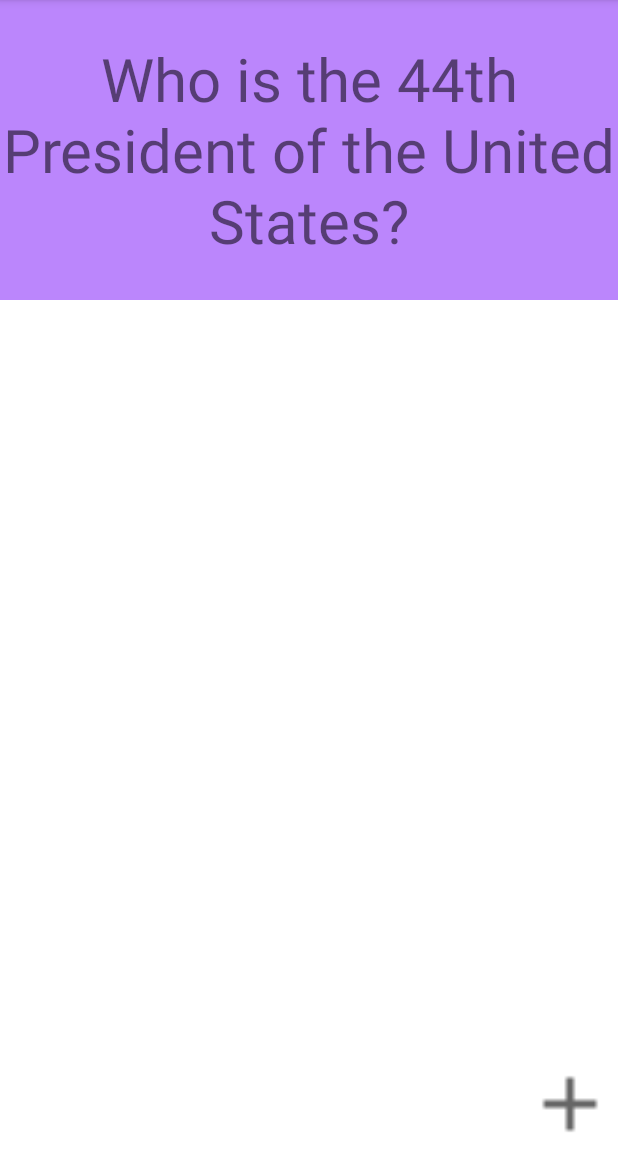
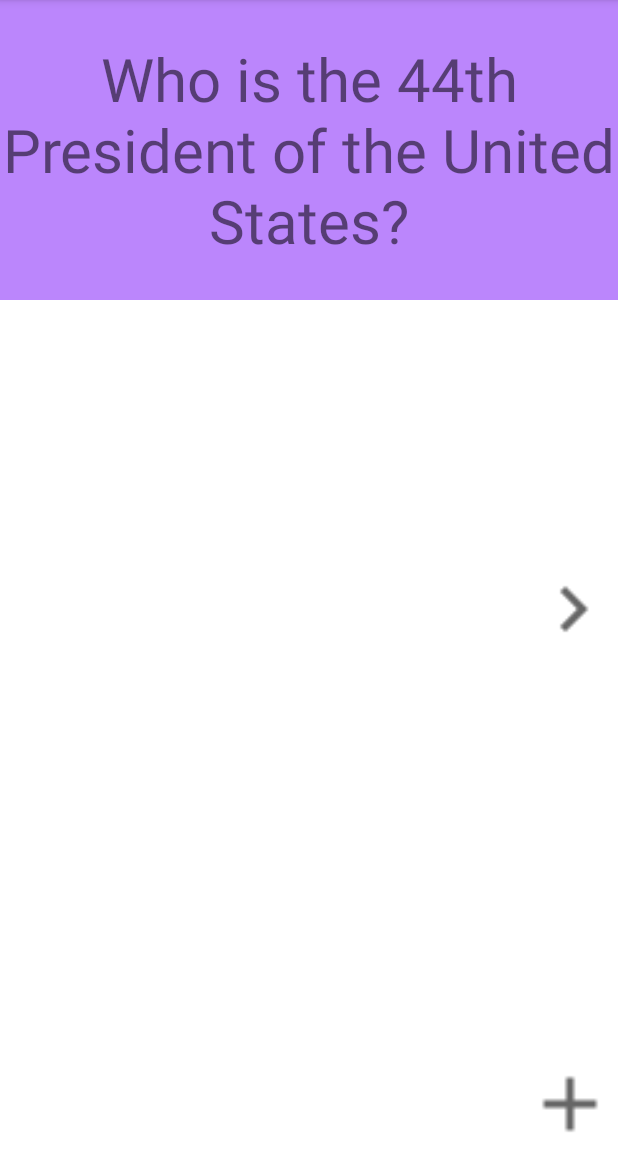
Before and after one commit to cwang5336/flashcard_app, an Android app: the screen it shows after launch (MainActivity), on a phone screen of 412 x 824 dp, the part 84-1236 px from its top. Run offline under Robolectric (Android 15) with nearby library versions, the phone set to English and light mode, and no system bars; our stand-ins replace Room's generated code.

Commit message:
added database for additional flashcards

```diff
--- a/app/build.gradle
+++ b/app/build.gradle
@@ -29,6 +29,10 @@ android {
 }
 
 dependencies {
+    def room_version = "2.2.6"
+
+    implementation "androidx.room:room-runtime:$room_version"
+    annotationProcessor "androidx.room:room-compiler:$room_version"
 
     implementation 'androidx.appcompat:appcompat:1.2.0'
     implementation 'com.google.android.material:material:1.3.0'
--- /dev/null
+++ b/app/src/main/java/com/example/flashcardapp/AppDatabase.java
@@ -0,0 +1,9 @@
+package com.example.flashcardapp;
+
+import androidx.room.Database;
+import androidx.room.RoomDatabase;
+
+@Database(entities = {Flashcard.class}, version = 3)
+public abstract class AppDatabase extends RoomDatabase {
+    public abstract FlashcardDao flashcardDao();
+}
--- /dev/null
+++ b/app/src/main/java/com/example/flashcardapp/FlashcardDao.java
@@ -0,0 +1,25 @@
+package com.example.flashcardapp;
+
+import androidx.room.Dao;
+import androidx.room.Delete;
+import androidx.room.Insert;
+import androidx.room.OnConflictStrategy;
+import androidx.room.Query;
+import androidx.room.Update;
+
+import java.util.List;
+
+@Dao
+public interface FlashcardDao {
+    @Query("SELECT * FROM flashcard")
+    List<Flashcard> getAll();
+
+    @Insert
+    void insertAll(Flashcard... flashcards);
+
+    @Delete
+    void delete(Flashcard flashcard);
+
+    @Update(onConflict = OnConflictStrategy.REPLACE)
+    void update(Flashcard flashcard);
+}
--- /dev/null
+++ b/app/src/main/java/com/example/flashcardapp/FlashcardDatabase.java
@@ -0,0 +1,50 @@
+package com.example.flashcardapp;
+
+import android.content.Context;
+import androidx.room.Room;
+import java.util.List;
+
+public class FlashcardDatabase {
+    private final AppDatabase db;
+
+    FlashcardDatabase(Context context) {
+        db = Room.databaseBuilder(context.getApplicationContext(),
+                AppDatabase.class, "flashcard-database")
+                .allowMainThreadQueries()
+                .fallbackToDestructiveMigration()
+                .build();
+    }
+
+    public void initFirstCard() {
+        if (db.flashcardDao().getAll().isEmpty()) {
+            insertCard(new Flashcard("Who is the 44th President of the United States", "Barack Obama"));
+        }
+    }
+
+    public List<Flashcard> getAllCards() {
+        return db.flashcardDao().getAll();
+    }
+
+    public void insertCard(Flashcard flashcard) {
+        db.flashcardDao().insertAll(flashcard);
+    }
+
+    public void deleteCard(String flashcardQuestion) {
+        List<Flashcard> allCards = db.flashcardDao().getAll();
+        for (Flashcard f : allCards) {
+            if (f.getQuestion().equals(flashcardQuestion)) {
+                db.flashcardDao().delete(f);
+            }
+        }
+    }
+
+    public void updateCard(Flashcard flashcard) {
+        db.flashcardDao().update(flashcard);
+    }
+
+    public void deleteAll() {
+        for (Flashcard f : db.flashcardDao().getAll()) {
+            db.flashcardDao().delete(f);
+        }
+    }
+}
--- a/app/src/main/java/com/example/flashcardapp/MainActivity.java
+++ b/app/src/main/java/com/example/flashcardapp/MainActivity.java
@@ -7,12 +7,25 @@ import android.os.Bundle;
 import android.view.View;
 import android.widget.TextView;
 
+import com.google.android.material.snackbar.Snackbar;
+
+import java.util.List;
+
 public class MainActivity extends AppCompatActivity {
+    int currentCardDisplayedIndex = 0;
 
     @Override
     protected void onCreate(Bundle savedInstanceState) {
         super.onCreate(savedInstanceState);
         setContentView(R.layout.activity_main);
+
+        flashcardDatabase = new FlashcardDatabase(getApplicationContext());
+        allFlashcards = flashcardDatabase.getAllCards();
+
+        if (allFlashcards != null && allFlashcards.size() > 0) {
+            ((TextView) findViewById(R.id.flashcard_question)).setText(allFlashcards.get(0).getQuestion());
+            ((TextView) findViewById(R.id.flashcard_answer)).setText(allFlashcards.get(0).getAnswer());
+        }
 
         //define the TextViews im using
         TextView flashcardAnswer = ((TextView) findViewById(R.id.flashcard_answer));
@@ -46,16 +59,48 @@ public class MainActivity extends AppCompatActivity {
             @Override
             public void onClick(View v) {
                 Intent intent = new Intent(MainActivity.this, AddCardActivity.class);
+                //includes the function that brings back information from AddJavaActivity.java
                 MainActivity.this.startActivityForResult(intent, 100);
             }
         });
 
 
+        //allows for the use of next button in the main page to show the next card.
+        findViewById(R.id.nextButton).setOnClickListener(new View.OnClickListener() {
+            @Override
+            public void onClick(View v) {
+                // don't try to go to next card if you have no cards to begin with
+                if (allFlashcards.size() == 0)
+                    return;
+                // advance our pointer index so we can show the next card
+                currentCardDisplayedIndex++;
+
+                // make sure we don't get an IndexOutOfBoundsError if we are viewing the last indexed card in our list
+                if(currentCardDisplayedIndex >= allFlashcards.size()) {
+                    Snackbar.make(flashcardQuestion,
+                            "You've reached the end of the cards, going back to start.",
+                            Snackbar.LENGTH_SHORT)
+                            .show();
+                    currentCardDisplayedIndex = 0;
+                }
+
+                // set the question and answer TextViews with data from the database
+                allFlashcards = flashcardDatabase.getAllCards();
+                Flashcard flashcard = allFlashcards.get(currentCardDisplayedIndex);
+
+                ((TextView) findViewById(R.id.flashcard_question)).setText(flashcard.getAnswer());
+                ((TextView) findViewById(R.id.flashcard_answer)).setText(flashcard.getQuestion());
+            }
+        });
+
 
 
     }//end of OnCreate()
 
+    FlashcardDatabase flashcardDatabase;
+    List<Flashcard> allFlashcards;
 
+    //brings back the answer from AddCardActivity.java
     @Override
     protected void onActivityResult(int requestCode, int resultCode, Intent data) {
         super.onActivityResult(requestCode, resultCode, data);
@@ -65,6 +110,9 @@ public class MainActivity extends AppCompatActivity {
 
             ((TextView) findViewById(R.id.flashcard_question)).setText(question);
             ((TextView) findViewById(R.id.flashcard_answer)).setText(answer);
+
+            flashcardDatabase.insertCard(new Flashcard(question, answer));
+            allFlashcards = flashcardDatabase.getAllCards();
         }
     }
 
--- /dev/null
+++ b/app/src/main/res/drawable/ic_next.xml
@@ -0,0 +1,5 @@
+<vector android:autoMirrored="true" android:height="24dp"
+    android:tint="?attr/colorControlNormal" android:viewportHeight="24"
+    android:viewportWidth="24" android:width="24dp" xmlns:android="http://schemas.android.com/apk/res/android">
+    <path android:fillColor="@android:color/white" android:pathData="M10,6L8.59,7.41 13.17,12l-4.58,4.59L10,18l6,-6z"/>
+</vector>
--- a/app/src/main/res/layout/activity_main.xml
+++ b/app/src/main/res/layout/activity_main.xml
@@ -42,4 +42,17 @@
         android:scaleY="2.5"
         app:srcCompat="@drawable/ic_add" />
 
+    <ImageButton
+        android:id="@+id/nextButton"
+        android:layout_width="wrap_content"
+        android:layout_height="wrap_content"
+        android:layout_alignParentRight="true"
+        android:layout_alignParentBottom="true"
+        android:layout_marginRight="18dp"
+        android:layout_marginBottom="350dp"
+        android:background="@color/white"
+        android:scaleX="2.5"
+        android:scaleY="2.5"
+        app:srcCompat="@drawable/ic_next" />
+
 </RelativeLayout>
```
Also changed, not shown: app/src/main/java/com/example/flashcardapp/Flashcard.java (added, +95 -0 lines).
